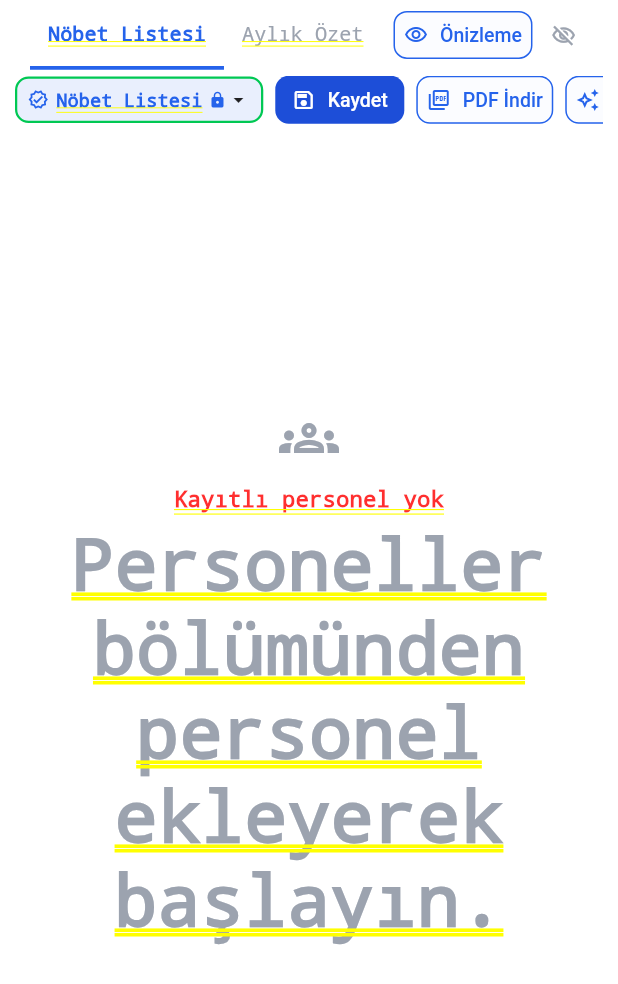
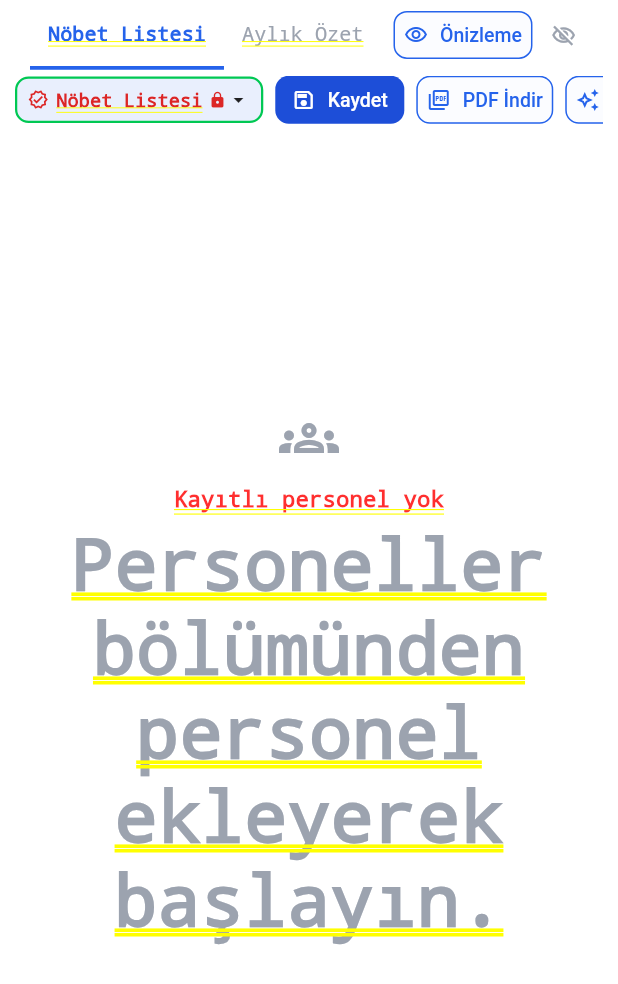
Before and after one commit to avara1984/nobet_pro, a Flutter app: the NobetListesiEkrani screen opened directly with empty values, on a phone screen of 412 x 824 dp. Shown: the top 984 px of the screen. Run offline on Flutter 3.47's test engine with Material 3 defaults, Android fonts, the phone set to English and light mode, and no system bars; our stand-ins replace cloud_firestore, file_picker, firebase_auth, firebase_core, firebase_messaging, font_awesome_flutter and 3 more; accounts and stored records are empty; network calls fail.

Commit message:
PDF tatil renkleri, özet isim boyutu ve onaylanan liste seçici rengi
PDF'te resmi tatil zemini koyulaştırıldı, arife (yarım gün) günleri açık
sarı yapıldı (aylık/haftalık/dönem PDF'leri ortak _satirZemini kullanıyor).
Aylık Özet'teki personel isimleri 0,5 küçültüldü. Onaylanan Liste
seçicisinin ikon, yazı ve kilidi kırmızı yapıldı.

Co-Authored-By: Claude Sonnet 5.5 <noreply@anthropic.com>

```diff
--- a/lib/ekranlar/nobet_listesi_ekrani.dart
+++ b/lib/ekranlar/nobet_listesi_ekrani.dart
@@ -419,7 +419,7 @@ class _NobetListesiEkraniState extends State<NobetListesiEkrani> {
                                 maxLines: 1,
                                 overflow: TextOverflow.ellipsis,
                                 style: const TextStyle(
-                                    fontSize: 13, fontWeight: FontWeight.w700)),
+                                    fontSize: 12.5, fontWeight: FontWeight.w700)),
                           ),
                           for (final kod in _ozetSutunlari.keys)
                             hucre('${o.adet(kod)}', boyut: 11),
@@ -1432,12 +1432,12 @@ class _NobetListesiEkraniState extends State<NobetListesiEkrani> {
         child: Row(
           mainAxisSize: MainAxisSize.min,
           children: [
-            Icon(ikon(d.aktifVersiyon), size: 14, color: R.mavi),
+            Icon(ikon(d.aktifVersiyon), size: 14, color: R.kirmizi),
             const SizedBox(width: 5),
             Text(d.kayit.versiyonAdi,
-                style: const TextStyle(fontSize: 12.5, color: R.mavi)),
+                style: const TextStyle(fontSize: 12.5, color: R.kirmizi)),
             const SizedBox(width: 4),
-            const Icon(Icons.lock, size: 12, color: R.mavi),
+            const Icon(Icons.lock, size: 12, color: R.kirmizi),
           ],
         ),
       );
@@ -1530,19 +1530,20 @@ class _NobetListesiEkraniState extends State<NobetListesiEkrani> {
           children: [
             Icon(ikon(d.aktifVersiyon),
                 size: 14,
-                color: d.aktifVersiyon == kVersiyonOnayli ? R.mavi : null),
+                color: d.aktifVersiyon == kVersiyonOnayli ? R.kirmizi : null),
             const SizedBox(width: 5),
             Text(d.kayit.versiyonAdi,
                 style: TextStyle(
                     fontSize: 12.5,
-                    color:
-                        d.aktifVersiyon == kVersiyonOnayli ? R.mavi : null)),
+                    color: d.aktifVersiyon == kVersiyonOnayli
+                        ? R.kirmizi
+                        : null)),
             if (d.kilitli) ...[
               const SizedBox(width: 4),
               Icon(Icons.lock,
                   size: 12,
                   color: d.aktifVersiyon == kVersiyonOnayli
-                      ? R.mavi
+                      ? R.kirmizi
                       : R.yesil),
             ],
             const Icon(Icons.arrow_drop_down, size: 16),
```
Also changed, not shown: lib/servisler/pdf_servis.dart (+14 -18 lines).
